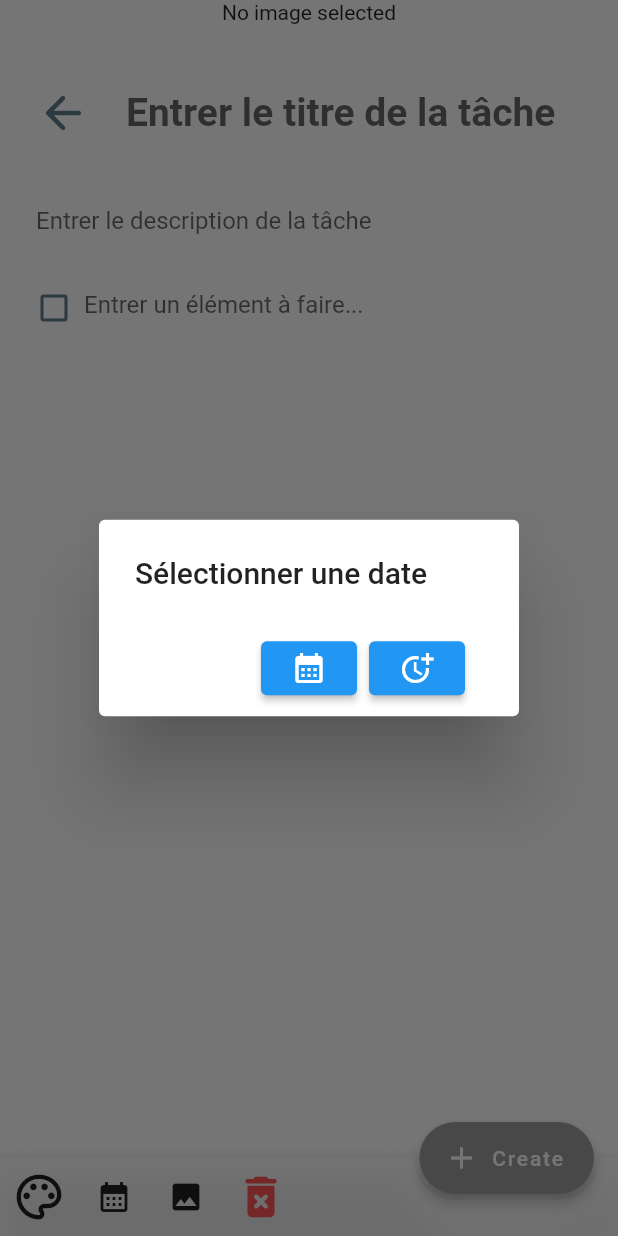
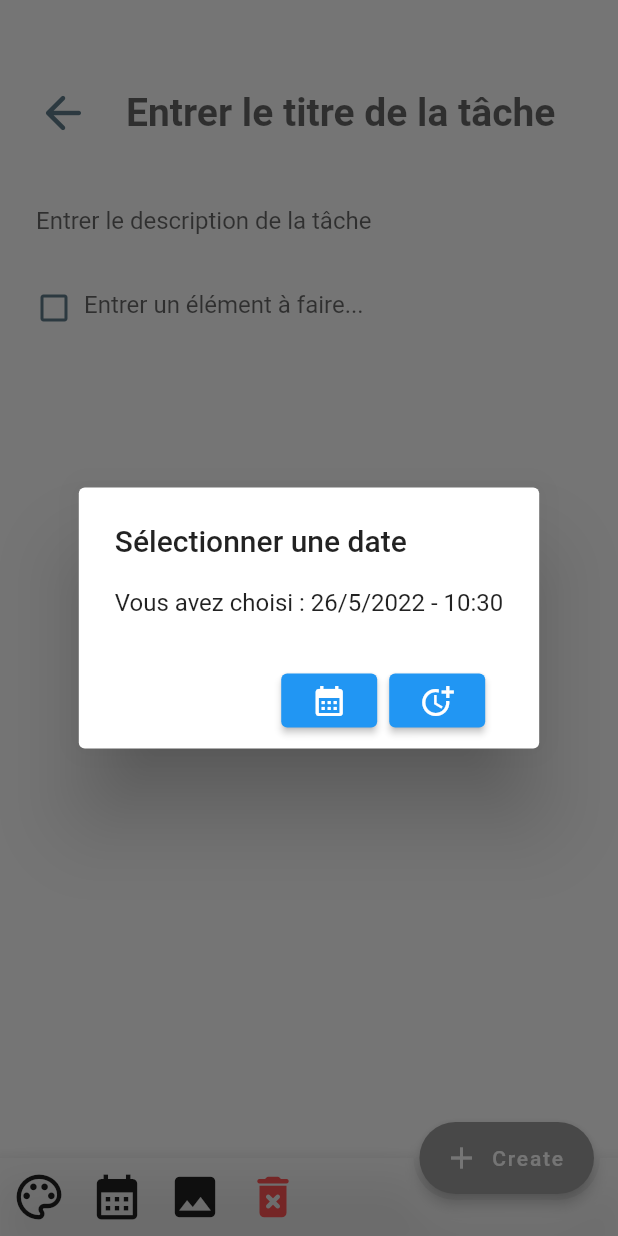
Before and after one commit to arturribeiro10/projetflutter_nam, a Flutter app: the Taskpage screen opened directly, after a tap on the "calendar month" icon, on a phone screen of 412 x 824 dp. Run offline on Flutter 3.47's test engine with Material 2 defaults, Android fonts, the phone set to English and light mode, and no system bars; our stand-ins replace date_format, firebase_core, flutter_colorpicker, flutter_datetime_picker, image_picker; accounts and stored records are empty.

Commit message:
DateTime Picker ok : TODO changer l'emplacement de la date et de l'heure pour la mettre dans la création de la task

```diff
--- a/lib/screens/taskpage.dart
+++ b/lib/screens/taskpage.dart
@@ -73,7 +73,7 @@ class _TaskpageState extends State<Taskpage> {
                           width: 275,
                           height: 275,
                         )
-                      : Text('No image selected'),
+                      : Text(''),
                   Padding(
                     padding: const EdgeInsets.only(
                         top: 17.0,
@@ -209,6 +209,7 @@ class _TaskpageState extends State<Taskpage> {
               },
             ),
             IconButton(
+              iconSize: 36.0,
               icon: Icon(Icons.calendar_month),
               onPressed: () {
                 showDialog(
@@ -216,6 +217,8 @@ class _TaskpageState extends State<Taskpage> {
                     builder: (BuildContext context) {
                       return AlertDialog(
                         title: Text('Sélectionner une date'),
+                          content: Text(
+                              'Vous avez choisi : ${date.day}/${date.month}/${date.year} - ${time.hour}:${time.minute}'),
                         actions: <Widget>[
                           ElevatedButton(
                             child: Icon(Icons.calendar_month),
@@ -251,6 +254,7 @@ class _TaskpageState extends State<Taskpage> {
               },
             ),
             IconButton(
+              iconSize: 36.0,
               icon: Icon(Icons.image),
               onPressed: () {
                 showDialog(
```
